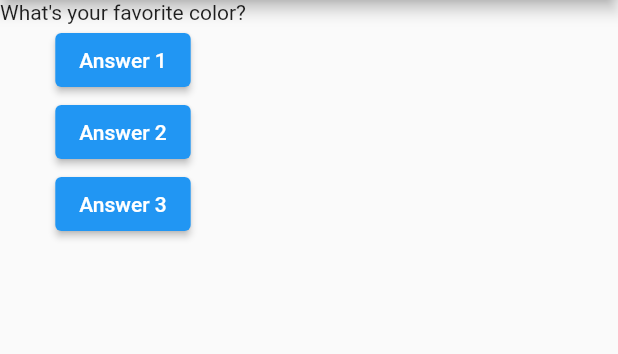
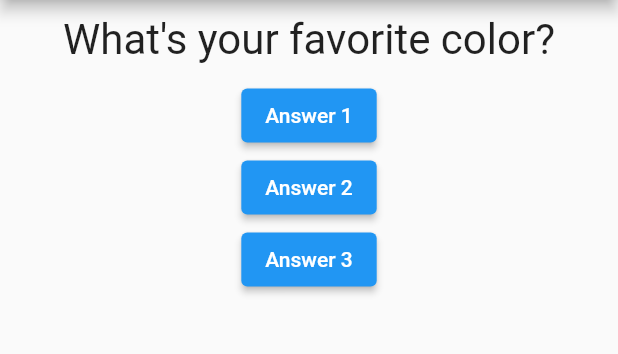
Before and after one commit to Avatbar/flutter_playground, a Flutter app: the screen it shows after launch, on a phone screen of 412 x 824 dp, the part 84-438 px from its top. Run offline on Flutter 3.47's test engine with Material 2 defaults, Android fonts, the phone set to English and light mode, and no system bars.

Commit message:
video 40 completed, right now actually

```diff
--- a/flutter_guide/lib/question.dart
+++ b/flutter_guide/lib/question.dart
@@ -7,9 +7,14 @@ class Question extends StatelessWidget {
 
   @override
   Widget build(BuildContext context) {
-    return Text(
-      _questionText,
-      style: TextStyle(),
+    return Container(
+      width: double.infinity,
+      margin: EdgeInsets.all(10),
+      child: Text(
+        _questionText,
+        style: TextStyle(fontSize: 28),
+        textAlign: TextAlign.center,
+      ),
     );
   }
 }
```
